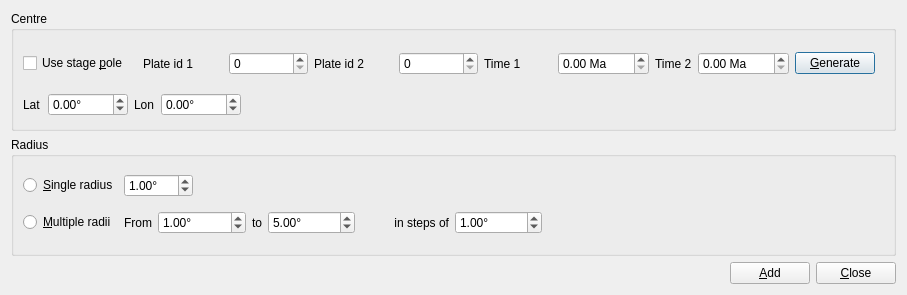
First picture: the form in src/qt-widgets/CreateSmallCircleDialogUi.ui, repository GPlates/GPlates, before the edit.
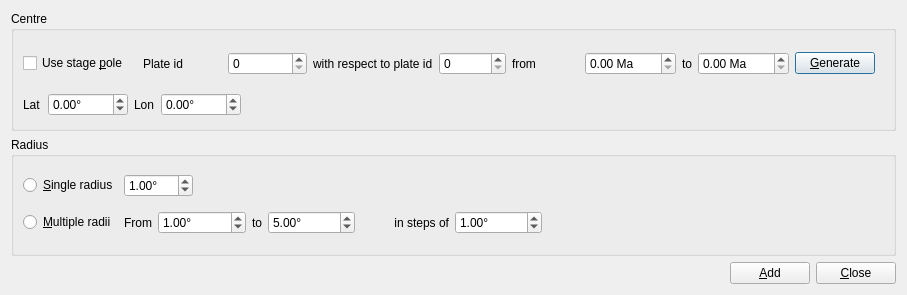
Second picture: the form after the edit.

```diff
--- a/src/qt-widgets/CreateSmallCircleDialogUi.ui
+++ b/src/qt-widgets/CreateSmallCircleDialogUi.ui
@@ -40,8 +40,11 @@
           <layout class="QHBoxLayout" name="horizontalLayout_6">
            <item>
             <widget class="QLabel" name="label_plate_id_2">
+             <property name="layoutDirection">
+              <enum>Qt::RightToLeft</enum>
+             </property>
              <property name="text">
-              <string>Plate id 2</string>
+              <string>with respect to plate id</string>
              </property>
             </widget>
            </item>
@@ -64,8 +67,11 @@
           <layout class="QHBoxLayout" name="horizontalLayout_7">
            <item>
             <widget class="QLabel" name="label_time_1">
+             <property name="layoutDirection">
+              <enum>Qt::RightToLeft</enum>
+             </property>
              <property name="text">
-              <string>Time 1</string>
+              <string>from </string>
              </property>
             </widget>
            </item>
@@ -91,8 +97,11 @@
           <layout class="QHBoxLayout" name="horizontalLayout_8">
            <item>
             <widget class="QLabel" name="label_time_2">
+             <property name="layoutDirection">
+              <enum>Qt::RightToLeft</enum>
+             </property>
              <property name="text">
-              <string>Time 2</string>
+              <string>to</string>
              </property>
             </widget>
            </item>
@@ -125,8 +134,11 @@
           <layout class="QHBoxLayout" name="horizontalLayout_5">
            <item>
             <widget class="QLabel" name="label_plate_id_1">
+             <property name="layoutDirection">
+              <enum>Qt::RightToLeft</enum>
+             </property>
              <property name="text">
-              <string>Plate id 1</string>
+              <string>Plate id</string>
              </property>
             </widget>
            </item>
```
Left out of the diff: 12 changed lines with no effect on the pictures.
